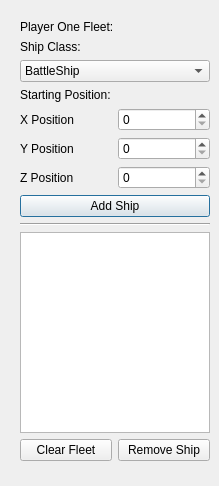
This is teamonemenu.ui in BenjaminHCheung/Starship-Chess as Qt 5 draws it before an edit. The edited form follows.
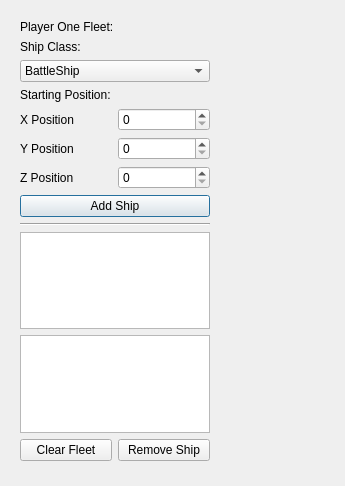
This is the edited form.

Commit message: trying to figure out table view, going to move on to other functionality

```diff
--- a/teamonemenu.ui
+++ b/teamonemenu.ui
@@ -6,7 +6,7 @@
    <rect>
     <x>0</x>
     <y>0</y>
-    <width>219</width>
+    <width>345</width>
     <height>486</height>
    </rect>
   </property>
@@ -132,6 +132,9 @@
       </property>
      </widget>
     </item>
+    <item>
+     <widget class="QTableWidget" name="MyTable"/>
+    </item>
     <item>
      <layout class="QHBoxLayout" name="horizontalLayout">
       <item>
```
The commit also changes 2 other files.
